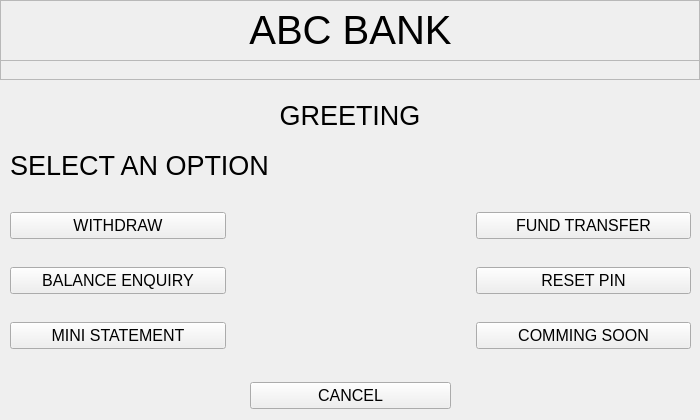
Before: the Qt Designer form UI/menu.ui in shubhamadhk15/ATM-SIMULATOR, drawn with Qt 5.
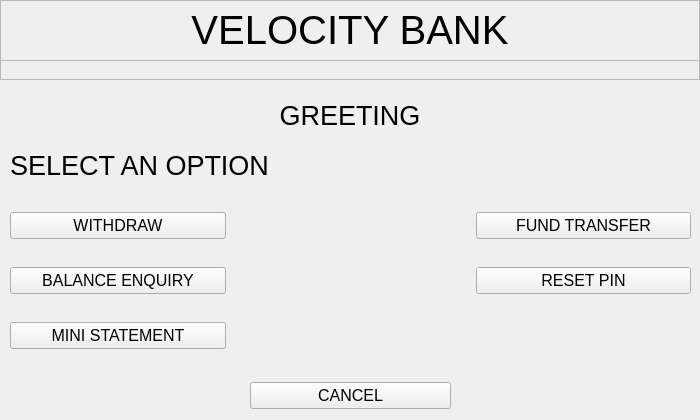
After: the same form once the commit is applied.

What changed in the file:
```diff
--- a/UI/menu.ui
+++ b/UI/menu.ui
@@ -34,9 +34,9 @@
    <widget class="QLabel" name="label">
     <property name="geometry">
      <rect>
-      <x>240</x>
+      <x>0</x>
       <y>0</y>
-      <width>221</width>
+      <width>700</width>
       <height>60</height>
      </rect>
     </property>
@@ -46,7 +46,7 @@
      </font>
     </property>
     <property name="text">
-     <string>ABC BANK</string>
+     <string>VELOCITY BANK</string>
     </property>
     <property name="alignment">
      <set>Qt::AlignCenter</set>
@@ -181,18 +181,6 @@
       </property>
      </widget>
     </item>
-    <item row="2" column="1">
-     <widget class="QPushButton" name="pushButton_6">
-      <property name="font">
-       <font>
-        <pointsize>12</pointsize>
-       </font>
-      </property>
-      <property name="text">
-       <string>COMMING SOON</string>
-      </property>
-     </widget>
-    </item>
    </layout>
   </widget>
   <widget class="QWidget" name="horizontalLayoutWidget">
```
